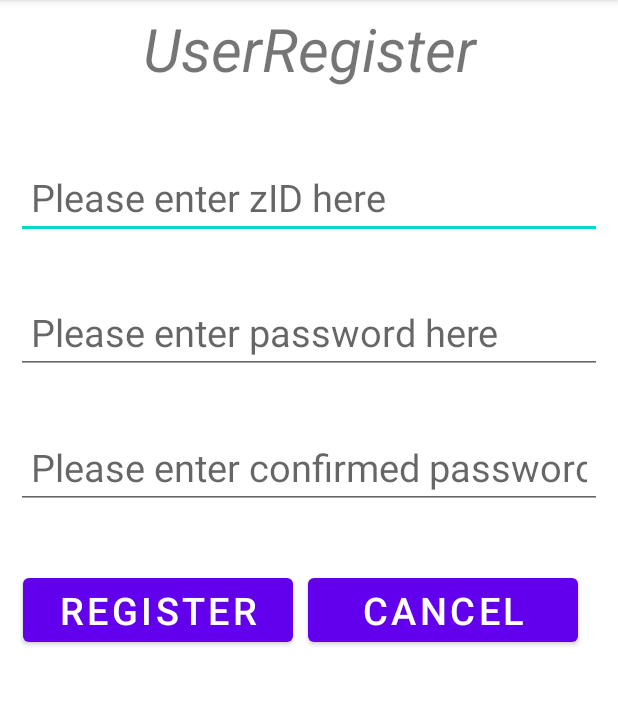
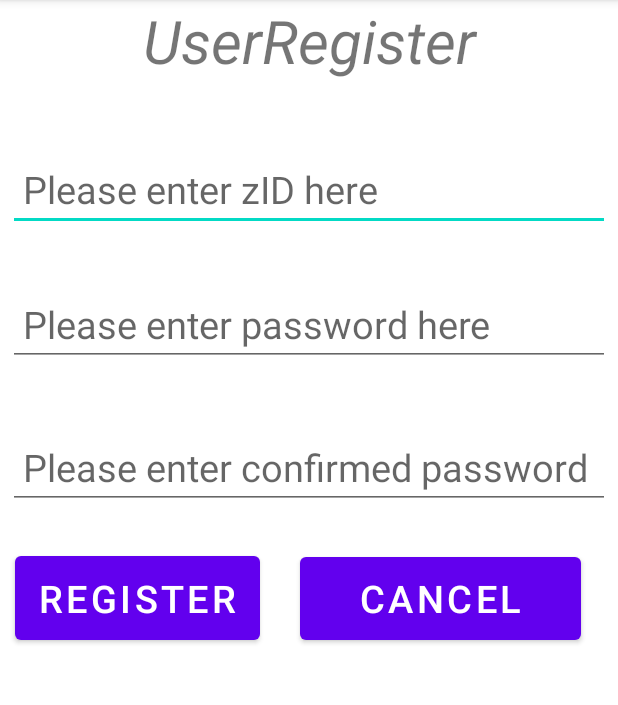
Before and after one commit to Michael0215/9323SaaSProj, an Android app: the RegisterActivity screen opened directly, with no data from a screen before it, on a phone screen of 412 x 824 dp, the part 84-789 px from its top. Run offline under Robolectric (Android 15) with nearby library versions, the phone set to English and light mode, and no system bars.

Commit message:
add drawable

```diff
--- a/app/src/main/java/com/example/comp9323_saasproj/RegisterActivity.java
+++ b/app/src/main/java/com/example/comp9323_saasproj/RegisterActivity.java
@@ -50,8 +50,9 @@ public class RegisterActivity extends AppCompatActivity {
             @Override
             public void onClick(View v) {
                 if (v.getId() == R.id.buttonCancel) {
-                    Intent intent = new Intent(RegisterActivity.this, LoginActivity.class);
-                    startActivity(intent);
+//                    Intent intent = new Intent(RegisterActivity.this, LoginActivity.class);
+//                    startActivity(intent);
+                    finish();
                 }
             }
         });
--- a/app/src/main/res/layout/activity_register.xml
+++ b/app/src/main/res/layout/activity_register.xml
@@ -2,7 +2,7 @@
 <RelativeLayout xmlns:android="http://schemas.android.com/apk/res/android"
     android:layout_width="match_parent"
     android:layout_height="match_parent"
-    android:padding="5dp">
+    android:textSize="32dp">
 
     <TextView
         android:id="@+id/tv_title"
@@ -47,44 +47,45 @@
 
     <EditText
         android:id="@+id/et_confirm_password"
-        android:layout_width="match_parent"
-        android:layout_height="50dp"
+        android:layout_width="wrap_content"
+        android:layout_height="wrap_content"
+        android:layout_below="@+id/et_password"
+        android:layout_marginStart="5dp"
+
+        android:layout_marginTop="40dp"
+
+        android:layout_marginEnd="5dp"
+        android:drawablePadding="8dp"
         android:hint="Please enter confirmed password here"
-        android:textSize="25sp"
-
-        android:drawablePadding="8dp"
-
         android:inputType="textPassword"
         android:maxLines="1"
         android:paddingLeft="10dp"
         android:paddingRight="10dp"
-        android:layout_below="@+id/et_password"
-        android:layout_marginTop="40dp"
-        android:layout_marginStart="5dp"
-        android:layout_marginEnd="5dp"/>
+        android:textSize="25sp" />
 
     <Button
         android:id="@+id/buttonRegister"
-        android:layout_width="180dp"
-        android:layout_height="wrap_content"
+        android:layout_width="wrap_content"
+        android:layout_height="68dp"
         android:layout_below="@+id/et_confirm_password"
+        android:layout_marginLeft="10dp"
+        android:layout_marginTop="25dp"
+        android:layout_marginRight="10dp"
         android:text="Register"
         android:textColor="@color/white"
-        android:textSize="25sp"
-        android:layout_marginTop="40dp"
-        android:layout_marginLeft="10dp"
-        android:layout_marginRight="10dp"/>
+        android:textSize="25sp" />
+
     <Button
         android:id="@+id/buttonCancel"
-        android:layout_width="180dp"
-        android:layout_height="wrap_content"
+        android:layout_width="187dp"
+        android:layout_height="67dp"
         android:layout_below="@+id/et_confirm_password"
+        android:layout_marginStart="200dp"
+        android:layout_marginLeft="200dp"
+        android:layout_marginTop="26dp"
+        android:layout_marginEnd="10dp"
+        android:layout_marginRight="10dp"
         android:text="Cancel"
-        android:textSize="25sp"
         android:textColor="@color/white"
-        android:layout_marginTop="40dp"
-        android:layout_marginStart="200dp"
-        android:layout_marginEnd="10dp"
-        android:layout_marginLeft="200dp"
-        android:layout_marginRight="10dp" />
+        android:textSize="25sp" />
 </RelativeLayout>
```
Also changed, not shown: app/src/main/res/layout/activity_login.xml (+18 -12 lines), app/src/main/res/drawable/unsw.png (added).
